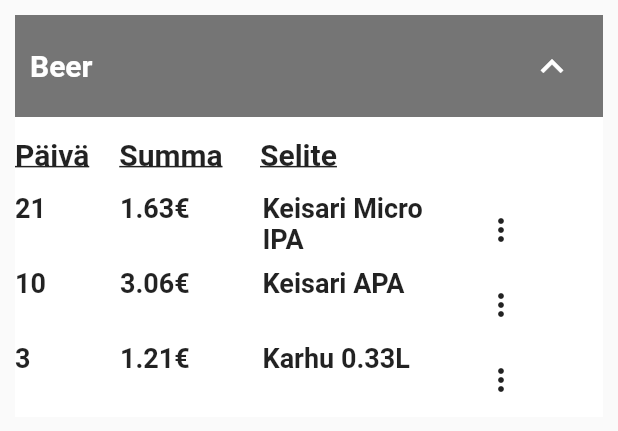
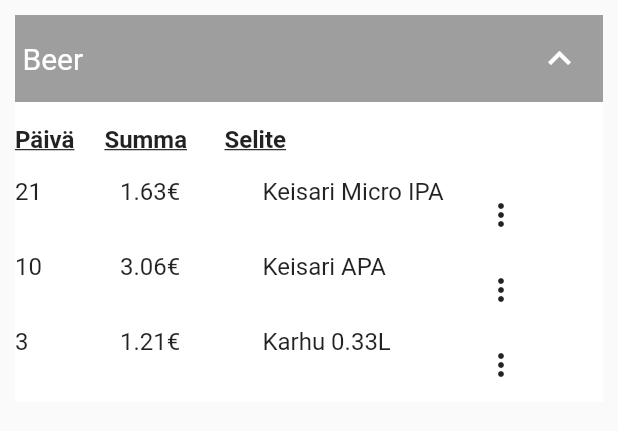
Before and after one commit to EetuK/kuluappi, a Flutter app: the Listview widget shown alone on an empty page, opened directly, after a tap on the "expand more" icon, on a phone screen of 412 x 824 dp. Shown: the top 431 px of the screen. Run offline on Flutter 3.47's test engine with Material 2 defaults, Android fonts, the phone set to English and light mode, and no system bars; our stand-ins replace charts_flutter, fl_chart, flutter_mobx, flutter_svg, mobx, sqflite and 1 more; accounts and stored records are empty; generated files the repository leaves out were written again; statements that could not run were skipped.

Commit message:
Bugfix: listview (#23)
Co-authored-by: EetuK <eetukoskelainen@hotmail.com>

```diff
--- a/lib/views/home/widgets/listview.dart
+++ b/lib/views/home/widgets/listview.dart
@@ -9,36 +9,18 @@ class Lists extends StatelessWidget {
   @override
   Widget build(BuildContext context) {
     return Column(children: <Widget>[
-      Listview(title: "Beer", expenses: [
-        "Keisari Micro IPA",
-        "Keisari APA",
-        "Karhu 0.33L"
-    ], prices: [
-      1.63,
-      3.06,
-      1.21
-    ], days: [
-      21,
-      10,
-      3
-    ]),
-      Listview(title: "Food", expenses: [
-        "Banaani 1kg",
-        "Mikropitsa"
-      ], prices: [
-        0.99,
-        0.34
-      ], days: [
-        4,
-        31
-      ]),
-      Listview(title: "Other", expenses: [
-        "Bensaa"
-      ], prices: [
-        50.01
-      ], days: [
-        1
-      ]),
+      Listview(
+          title: "Beer",
+          expenses: ["Keisari Micro IPA", "Keisari APA", "Karhu 0.33L"],
+          prices: [1.63, 3.06, 1.21],
+          days: [21, 10, 3]),
+      Listview(
+          title: "Food",
+          expenses: ["Banaani 1kg", "Mikropitsa"],
+          prices: [0.99, 0.34],
+          days: [4, 31]),
+      Listview(
+          title: "Other", expenses: ["Bensaa"], prices: [50.01], days: [1]),
     ]);
   }
 }
@@ -48,7 +30,8 @@ class Listview extends StatefulWidget {
   final List<String> expenses;
   final List<double> prices;
   final List<int> days;
-  const Listview({Key key, this.title, this.expenses, this.prices, this.days}) : super(key: key);
+  const Listview({Key key, this.title, this.expenses, this.prices, this.days})
+      : super(key: key);
 
   @override
   _ListStateview createState() => new _ListStateview();
@@ -64,25 +47,24 @@ class _ListStateview extends State<Listview> {
       child: Column(
         children: <Widget>[
           Container(
-            color: Colors.grey[600],
-            padding: EdgeInsets.all(10),
+            color: Colors.grey[500],
+            padding: EdgeInsets.all(5),
             child: Row(
               mainAxisAlignment: MainAxisAlignment.spaceBetween,
               children: <Widget>[
                 Text(
                   widget.title,
                   style: TextStyle(
-                      fontWeight: FontWeight.bold,
+                      fontWeight: FontWeight.normal,
                       color: Colors.white,
-                      fontSize: 20
-                      ),
+                      fontSize: 20),
                 ),
                 IconButton(
                     icon: Container(
                       height: 50,
                       width: 50,
                       decoration: BoxDecoration(
-                        color: Colors.grey[600],
+                        color: Colors.grey[500],
                         shape: BoxShape.rectangle,
                       ),
                       child: Center(
@@ -104,9 +86,12 @@ class _ListStateview extends State<Listview> {
           ExpandableContainer(
             expanded: expandFlag,
             tileAmount: widget.expenses.length,
-              child:
-                ListView.builder(
-                itemBuilder: (BuildContext context, int index) {
+            child: ListView(
+              // !! Padding default value was 20, that why there was black space
+              padding: EdgeInsets.only(top: 0),
+              children: [
+                ...widget.expenses.map((expense) {
+                  num index = widget.expenses.indexOf(expense);
                   return Container(
                       decoration: BoxDecoration(color: Colors.white),
                       child: Row(
@@ -115,71 +100,52 @@ class _ListStateview extends State<Listview> {
                             Container(
                               height: 50,
                               width: 25,
-                        child:
-                        Text(
+                              child: Text(
                                 widget.days[index].toString(),
-                          style:
-                            TextStyle(
-                              fontWeight: FontWeight.bold,
-                              fontSize: 18
+                                style: TextStyle(
+                                    fontWeight: FontWeight.normal,
+                                    fontSize: 16),
                               ),
                             ),
-                        ),
-                        SizedBox(
-                          width: 45
-                        ),
+                            SizedBox(width: 45),
                             Container(
                                 height: 50,
                                 width: 60,
-                        child:
-                        Text(
+                                child: Text(
                                     widget.prices[index].toString() + '€',
-                          style:
-                            TextStyle(
-                              fontWeight: FontWeight.bold,
-                              fontSize: 18
-                            )
-                        )
-                        ),
-                        SizedBox(
-                          width: 35
-                        ),
+                                    style: TextStyle(
+                                        fontWeight: FontWeight.normal,
+                                        fontSize: 16))),
+                            SizedBox(width: 35),
                             Container(
                                 height: 50,
                                 width: 135,
-                          child:
-                        Text(
+                                child: Text(
                                   widget.expenses[index],
-                          style:
-                            TextStyle(
-                              fontWeight: FontWeight.bold,
-                              fontSize: 18
-                            ),
-                        )
-                        ),
+                                  style: TextStyle(
+                                      fontWeight: FontWeight.normal,
+                                      fontSize: 16),
+                                )),
                             PopupMenuButton(
                                 itemBuilder: (context) => [
                                       PopupMenuItem(
                                         value: 1,
-                              child: Text(
-                                "Muokkaa kulua"
-                              ),
+                                        child: Text("Muokkaa kulua"),
                                       ),
                                     ],
                                 initialValue: 0,
                                 onSelected: (value) {
                                   Navigator.push(
                                     context,
-                              MaterialPageRoute(builder: (context) => ModifyExpense()),
+                                    MaterialPageRoute(
+                                        builder: (context) => ModifyExpense()),
                                   );
-                            },
+                                })
+                          ]));
+                }).toList()
+              ],
+            ),
           )
-                        ]
-                    )
-                  );
-                },
-                itemCount: widget.expenses.length,
-              ))
         ],
       ),
     );
@@ -204,8 +170,7 @@ class ExpandableContainer extends StatelessWidget {
   @override
   Widget build(BuildContext context) {
     double screenWidth = MediaQuery.of(context).size.width;
-    return Column(
-      children: <Widget>[
+    return Column(children: <Widget>[
       AnimatedContainer(
         duration: Duration(milliseconds: 500),
         curve: Curves.easeInOut,
@@ -222,46 +187,34 @@ class ExpandableContainer extends StatelessWidget {
                     style: TextStyle(
                         fontWeight: FontWeight.bold,
                         decoration: TextDecoration.underline,
-              fontSize: 20,
-              backgroundColor: Colors.white
+                        fontSize: 16,
+                        backgroundColor: Colors.white),
                   ),
-             ),
-             SizedBox(
-              width: 20
-             ),
-              Text(
-                "Summa",
+                  SizedBox(width: 20),
+                  Text("Summa",
                       style: TextStyle(
                           fontWeight: FontWeight.bold,
                           decoration: TextDecoration.underline,
-              fontSize: 20,
-              backgroundColor: Colors.white
-              )
-              ),
-              SizedBox(
-                width: 25
-              ),
-              Text(
-                "Selite",
+                          fontSize: 16,
+                          backgroundColor: Colors.white)),
+                  SizedBox(width: 25),
+                  Text("Selite",
                       style: TextStyle(
                           fontWeight: FontWeight.bold,
                           decoration: TextDecoration.underline,
-              fontSize: 20,
-              backgroundColor: Colors.white
-              )
-              ),
-           ])
-         ),
+                          fontSize: 16,
+                          backgroundColor: Colors.white)),
+                ])),
       ),
       AnimatedContainer(
-          duration: Duration(milliseconds: 500),
-          color: Colors.black, // Black for now, trying to get rid of extra space on top of list
+          duration: Duration(milliseconds: 200),
+          color: Colors
+              .white, // Black for now, trying to get rid of extra space on top of list
           curve: Curves.easeInOut,
           width: screenWidth,
-          height: expanded ? 50.0 * this.tileAmount.toDouble() : collapsedHeight,
-          child: child
-       )
-      ]
-    );
+          height:
+              expanded ? 50.0 * this.tileAmount.toDouble() : collapsedHeight,
+          child: child)
+    ]);
   }
 }
```
Lines whose indentation alone changed are shown as unchanged.
